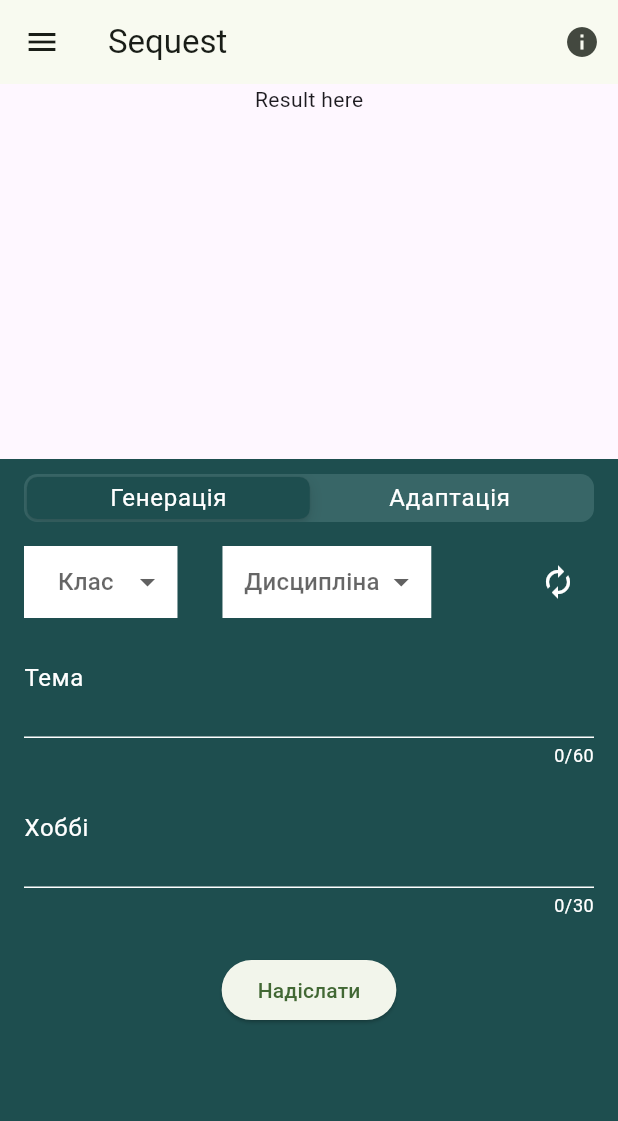
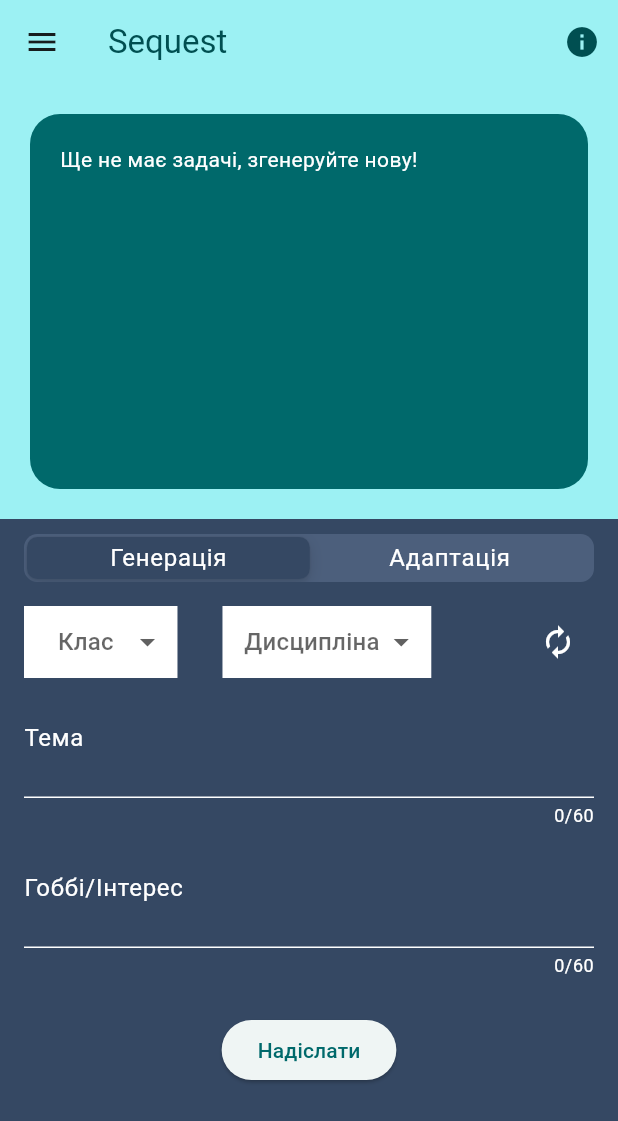
Before and after one commit to KaterinaGrabovyk/SkillUp_app, a Flutter app: the screen it shows after launch, on a phone screen of 412 x 824 dp. Shown: the top 1121 px of the screen. Run offline on Flutter 3.47's test engine with Material 3 defaults, Android fonts, the phone set to English and light mode, and no system bars; our stand-ins replace flutter_dotenv, flutter_riverpod; missing offline and left inert: groq_sdk.

Commit message:
Functional of sending prompt and getting response from groq; updated UI; added Provider to manage groq;

```diff
--- /dev/null
+++ b/lib/Providers/groq_provider.dart
@@ -0,0 +1,42 @@
+import 'package:flutter_riverpod/legacy.dart';
+import 'package:groq_sdk/groq_sdk.dart';
+import 'package:flutter_dotenv/flutter_dotenv.dart';
+
+class GroqProvider extends StateNotifier<String> {
+  GroqProvider() : super('');
+  GroqChat? _activeChat;
+  Future<void> generateProblem(
+
+    String topic,
+    String hobby,
+  ) async {
+    final prompt =
+        'Перевір наступні параметри: Тема: $topic; Інтерес/Гоббі:$hobby ;'
+        'Якщо параметри не відповідають своїм назвам, поверни ЛИШЕ наступний текст:"Задана Тема чи Гоббі є некоректними";'
+        'Інакше згенеруй унікальну задачу на вказану тему, адаптовану під гоббі, та поверни ЛИШЕ умову.';
+
+    try {
+      if (_activeChat == null) {
+        final apiKey = dotenv.get('GROQ_API_KEY');
+        final groq = Groq(apiKey);
+        if (!await groq.canUseModel(
+          GroqModels.llama33_70b_versatile,
+        )) {
+          return;
+        }
+        _activeChat = groq.startNewChat(
+          GroqModels.llama33_70b_versatile,
+        );
+      }
+      final (response, _) = await _activeChat!.sendMessage(prompt);
+      state = response.choices.first.message;
+    } catch (error) {
+      state = 'Помилка: $error';
+    }
+  }
+}
+
+final groqResponseProvider =
+    StateNotifierProvider<GroqProvider, String>(
+      (ref) => GroqProvider(),
+    );
--- a/lib/main.dart
+++ b/lib/main.dart
@@ -1,14 +1,17 @@
 import 'package:flutter/material.dart';
+import 'package:flutter_riverpod/flutter_riverpod.dart';
 import 'package:sequest_app/screens/main_screen.dart';
 import 'package:flutter/services.dart';
 import 'package:flutter_dotenv/flutter_dotenv.dart';
+
 void main() async {
   WidgetsFlutterBinding.ensureInitialized();
   SystemChrome.setPreferredOrientations([
     DeviceOrientation.portraitUp,
-  ]);
+  ]).then((fn) {
+    runApp(ProviderScope(child: const App()));
+  });
   await dotenv.load();
-  runApp(const App());
 }
 
 class App extends StatelessWidget {
@@ -20,8 +23,8 @@ class App extends StatelessWidget {
       title: 'FlutterChat',
       theme: ThemeData().copyWith(
         colorScheme: ColorScheme.fromSeed(
-          seedColor: const Color.fromARGB(255, 76, 242, 15),
-          error: Colors.redAccent,
+          seedColor: const Color.fromARGB(255, 60, 103, 104),
+          error: const Color.fromARGB(255, 251, 102, 102),
         ),
       ),
       home: MainScreen(),
--- a/lib/screens/main_screen.dart
+++ b/lib/screens/main_screen.dart
@@ -9,18 +9,36 @@ class MainScreen extends StatelessWidget {
   Widget build(BuildContext context) {
     return Scaffold(
       appBar: AppBar(
-        title: Text('Sequest'),
+        title: Text(
+          'Sequest',
+          style: TextStyle(
+            color: Theme.of(context).colorScheme.onPrimaryContainer,
+          ),
+        ),
+        backgroundColor: Theme.of(
+          context,
+        ).colorScheme.primaryContainer,
         actions: [
-          IconButton(onPressed: () {}, icon: Icon(Icons.info)),
+          IconButton(
+            onPressed: () {},
+            icon: Icon(
+              Icons.info,
+              color: Theme.of(
+                context,
+              ).colorScheme.onPrimaryContainer,
+            ),
+          ),
         ],
       ),
+      backgroundColor: Theme.of(
+        context,
+      ).colorScheme.primaryContainer,
       drawer: MainDrawer(),
       body: Center(
         child: Column(
           mainAxisSize: MainAxisSize.min,
           children: [
             Result(),
-
             Expanded(child: TaskOptions()),
           ],
         ),
--- a/lib/widgets/generation_options.dart
+++ b/lib/widgets/generation_options.dart
@@ -1,16 +1,14 @@
 import 'package:flutter/material.dart';
 import 'package:sequest_app/data/base_data.dart';
-import 'package:sequest_app/widgets/hobby_input.dart';
+import 'package:sequest_app/widgets/input_with_autocomplete.dart';
 
 class GenerationOptions extends StatefulWidget {
   const GenerationOptions({
     super.key,
-    required this.theme,
     required this.colorScheme,
     required this.onTopicChanged,
     required this.onHobbyChanged,
   });
-  final ThemeData theme;
   final ColorScheme colorScheme;
   final Function(String) onTopicChanged;
   final Function(String) onHobbyChanged;
@@ -33,7 +31,7 @@ class _GenerationOptionsState extends State<GenerationOptions> {
     (index) => index + 1,
   );
   List<String> get _schoolDisciplines {
-    if (_selectedClass == 0) return _disciplineMap['all']!;
+    if (_selectedClass.toInt() == 0) return _disciplineMap['all']!;
     if (_selectedClass <= 4) return _disciplineMap['low']!;
     if (_selectedClass <= 6) return _disciplineMap['middle']!;
     return _disciplineMap['high']!;
@@ -71,7 +69,7 @@ class _GenerationOptionsState extends State<GenerationOptions> {
         Row(
           children: [
             Container(
-              color: widget.colorScheme.onPrimary,
+              color: widget.colorScheme.onTertiary,
               child: DropdownButton(
                 hint: Text('Клас'),
                 padding: EdgeInsets.only(left: 12, right: 8),
@@ -96,7 +94,7 @@ class _GenerationOptionsState extends State<GenerationOptions> {
             ),
             SizedBox(width: 30),
             Container(
-              color: widget.colorScheme.onPrimary,
+              color: widget.colorScheme.onTertiary,
               child: DropdownButton(
                 hint: Text('Дисципліна'),
                 padding: EdgeInsets.only(left: 12, right: 8),
@@ -122,7 +120,7 @@ class _GenerationOptionsState extends State<GenerationOptions> {
             ),
             Spacer(),
             IconButton(
-              color: widget.colorScheme.onPrimary,
+              color: widget.colorScheme.onTertiary,
               onPressed: () {
                 setState(() {
                   _selectedClass = 0;
@@ -133,80 +131,17 @@ class _GenerationOptionsState extends State<GenerationOptions> {
             ),
           ],
         ),
-        Autocomplete<String>(
-          optionsBuilder: (TextEditingValue textEdVal) {
-            if (textEdVal.text == '') {
-              return Iterable.empty();
-            }
-            return _allSchoolTopics.where((String item) {
-              return item.contains(textEdVal.text.toLowerCase());
-            });
-          },
-          fieldViewBuilder:
-              (
-                context,
-                textEditingController,
-                focusNode,
-                onFieldSubmitted,
-              ) {
-                return TextFormField(
-                  controller: textEditingController,
-                  focusNode: focusNode,
-                  maxLength: 60,
-                  onSaved: (value) {
-                    widget.onTopicChanged(value!);
-                    onFieldSubmitted();
-                  },
-                  validator: (value) {
-                    if (value == null ||
-                        value == '' ||
-                        value.length < 10) {
-                      return 'Тема має бути довше 10х символів';
-                    }
-                    return null;
-                  },
-
-                  style: TextStyle(
-                    color: widget.colorScheme.onPrimary,
-                  ),
-                  cursorColor: widget.colorScheme.onPrimary,
-
-                  decoration: InputDecoration(
-                    labelText: 'Тема',
-                    suffix: IconButton(
-                      onPressed: () {
-                        textEditingController.clear();
-                        widget.onTopicChanged('');
-                      },
-                      icon: Icon(Icons.cancel),
-                      style: IconButton.styleFrom(
-                        foregroundColor: widget.colorScheme.error,
-                        padding: EdgeInsets.all(0),
-                      ),
-                    ),
-                    counterStyle: TextStyle(
-                      color: widget.colorScheme.onPrimary,
-                    ),
-                    labelStyle: TextStyle(
-                      color: widget.colorScheme.onPrimary,
-                    ),
-                    enabledBorder: UnderlineInputBorder(
-                      borderSide: BorderSide(
-                        color: widget.colorScheme.onPrimary,
-                      ),
-                    ),
-                    focusedBorder: UnderlineInputBorder(
-                      borderSide: BorderSide(
-                        color: widget.colorScheme.onPrimary,
-                      ),
-                    ),
-                  ),
-                );
-              },
+        InputWithAutocomplete(
+          inputText: 'Тема',
+          autocomleteItemsList: _allSchoolTopics,
+          onSelectedParam: widget.onTopicChanged,
+          inputColor: widget.colorScheme.onTertiary,
         ),
-        HobbyInput(
-          colorScheme: widget.colorScheme,
-          onHobbyChanged: (hobby) => widget.onHobbyChanged(hobby),
+        InputWithAutocomplete(
+          inputText: 'Гоббі/Інтерес',
+          autocomleteItemsList: baseHobbyList,
+          onSelectedParam: widget.onHobbyChanged,
+          inputColor: widget.colorScheme.onTertiary,
         ),
       ],
     );
--- a/lib/widgets/hobby_input.dart
+++ /dev/null
@@ -1,89 +0,0 @@
-import 'package:flutter/material.dart';
-import 'package:sequest_app/data/base_data.dart';
-
-class HobbyInput extends StatefulWidget {
-  const HobbyInput({
-    super.key,
-
-    required this.colorScheme,
-    required this.onHobbyChanged,
-  });
-
-  final ColorScheme colorScheme;
-  final Function(String) onHobbyChanged;
-  @override
-  State<StatefulWidget> createState() => _HobbyInputState();
-}
-
-class _HobbyInputState extends State<HobbyInput> {
-  @override
-  Widget build(BuildContext context) {
-    final theme = Theme.of(context);
-    final colorScheme = theme.colorScheme;
-    return Autocomplete<String>(
-      optionsBuilder: (TextEditingValue textEdVal) {
-        if (textEdVal.text == '') {
-          return Iterable.empty();
-        }
-        return baseHobbyList.where((String item) {
-          return item.contains(textEdVal.text.toLowerCase());
-        });
-      },
-      fieldViewBuilder:
-          (
-            context,
-            textEditingController,
-            focusNode,
-            onFieldSubmitted,
-          ) {
-            return TextFormField(
-              controller: textEditingController,
-              focusNode: focusNode,
-              validator: (value) {
-                if (value == null ||
-                    value == '' ||
-                    value.length < 3) {
-                  return 'Гоббі має бути довше 3х символів';
-                }
-                return null;
-              },
-              onSaved: (value) {
-                widget.onHobbyChanged(value!);
-
-                onFieldSubmitted();
-              },
-              maxLength: 30,
-              style: TextStyle(color: colorScheme.onPrimary),
-              cursorColor: colorScheme.onPrimary,
-              decoration: InputDecoration(
-                labelText: 'Хоббі',
-                suffix: IconButton(
-                  onPressed: () {
-                    textEditingController.clear();
-                    widget.onHobbyChanged('');
-                  },
-                  icon: Icon(Icons.cancel),
-                  style: IconButton.styleFrom(
-                    foregroundColor: colorScheme.error,
-                  ),
-                ),
-                counterStyle: TextStyle(
-                  color: colorScheme.onPrimary,
-                ),
-                labelStyle: TextStyle(color: colorScheme.onPrimary),
-                enabledBorder: UnderlineInputBorder(
-                  borderSide: BorderSide(
-                    color: colorScheme.onPrimary,
-                  ),
-                ),
-                focusedBorder: UnderlineInputBorder(
-                  borderSide: BorderSide(
-                    color: colorScheme.onPrimary,
-                  ),
-                ),
-              ),
-            );
-          },
-    );
-  }
-}
--- /dev/null
+++ b/lib/widgets/input_with_autocomplete.dart
@@ -0,0 +1,83 @@
+import 'package:flutter/material.dart';
+
+class InputWithAutocomplete extends StatelessWidget {
+  const InputWithAutocomplete({
+    super.key,
+    required this.inputText,
+    required this.autocomleteItemsList,
+    required this.onSelectedParam,
+    required this.inputColor,
+  });
+  final String inputText;
+  final List<String> autocomleteItemsList;
+  final Function(String) onSelectedParam;
+  final Color inputColor;
+  @override
+  Widget build(BuildContext context) {
+    return Autocomplete<String>(
+      optionsBuilder: (TextEditingValue textEdVal) {
+        if (textEdVal.text == '') {
+          return autocomleteItemsList;
+        }
+        return autocomleteItemsList.where((String item) {
+          return item.toLowerCase().contains(
+            textEdVal.text.toLowerCase(),
+          );
+        });
+      },
+      fieldViewBuilder:
+          (
+            context,
+            textEditingController,
+            focusNode,
+            onFieldSubmitted,
+          ) {
+            return TextFormField(
+              controller: textEditingController,
+              focusNode: focusNode,
+              maxLength: 60,
+              onSaved: (value) {
+                onSelectedParam(value!);
+                onFieldSubmitted();
+              },
+              validator: (value) {
+                if (value == null ||
+                    value == '' ||
+                    value.length < 3) {
+                  return '$inputText має бути довше 3х символів';
+                }
+                return null;
+              },
+
+              style: TextStyle(color: inputColor),
+              cursorColor: inputColor,
+
+              decoration: InputDecoration(
+                labelText: inputText,
+                suffix: IconButton(
+                  onPressed: () {
+                    textEditingController.clear();
+                    onSelectedParam('');
+                  },
+                  icon: Icon(Icons.cancel),
+                  style: IconButton.styleFrom(
+                    foregroundColor: Theme.of(
+                      context,
+                    ).colorScheme.error,
+                    padding: EdgeInsets.all(0),
+                  ),
+                ),
+                counterStyle: TextStyle(color: inputColor),
+                labelStyle: TextStyle(color: inputColor),
+                enabledBorder: UnderlineInputBorder(
+                  borderSide: BorderSide(color: inputColor),
+                ),
+                focusedBorder: UnderlineInputBorder(
+                  borderSide: BorderSide(color: inputColor),
+                ),
+              ),
+            );
+          },
+    );
+  }
+}
--- a/lib/widgets/result.dart
+++ b/lib/widgets/result.dart
@@ -1,9 +1,35 @@
 import 'package:flutter/material.dart';
+import 'package:flutter_riverpod/flutter_riverpod.dart';
+import 'package:sequest_app/Providers/groq_provider.dart';
 
-class Result extends StatelessWidget {
+class Result extends ConsumerWidget {
   const Result({super.key});
+
   @override
-  Widget build(BuildContext context) {
-    return Container(height: 250, child: Text('Result here'));
+  Widget build(BuildContext context, WidgetRef ref) {
+    String result = 'Ще не має задачі, згенеруйте нову!';
+    if (ref.watch(groqResponseProvider).isNotEmpty) {
+      result = ref.watch(groqResponseProvider);
+    }
+    return Container(
+      height: 250,
+      width: double.infinity,
+      margin: EdgeInsets.all(20),
+      padding: EdgeInsets.all(20),
+      decoration: BoxDecoration(
+        color: Theme.of(context).colorScheme.primary,
+        border: Border.symmetric(),
+        borderRadius: BorderRadius.circular(20),
+      ),
+      child: SingleChildScrollView(
+        child: Text(
+          result,
+          style: TextStyle(
+            color: Theme.of(context).colorScheme.onPrimary,
+          ),
+        ),
+      ),
+    );
   }
 }
+//ref.watch(groqResponseProvider)
--- a/lib/widgets/task_options.dart
+++ b/lib/widgets/task_options.dart
@@ -1,58 +1,31 @@
 import 'package:flutter/cupertino.dart';
 import 'package:flutter/material.dart';
-import 'package:flutter_dotenv/flutter_dotenv.dart';
+import 'package:flutter_riverpod/flutter_riverpod.dart';
+import 'package:sequest_app/Providers/groq_provider.dart';
 import 'package:sequest_app/widgets/adaptation_options.dart';
 import 'package:sequest_app/widgets/generation_options.dart';
-import 'package:groq_sdk/groq_sdk.dart';
 
-class TaskOptions extends StatefulWidget {
+class TaskOptions extends ConsumerStatefulWidget {
   const TaskOptions({super.key});
-
   @override
-  State<TaskOptions> createState() => _TaskOptionsState();
+  ConsumerState<TaskOptions> createState() => _TaskOptionsState();
 }
 
-class _TaskOptionsState extends State<TaskOptions> {
+class _TaskOptionsState extends ConsumerState<TaskOptions> {
   int _groupValue = 0;
   final _formKey = GlobalKey<FormState>();
   var _selectedTopic = '';
   var _selectedHobby = '';
-
   void _sendPrompt() async {
     final isValid = _formKey.currentState!.validate();
-
     if (!isValid) {
       return;
     }
     _formKey.currentState!.save();
-    final apiKey = dotenv.get('GROQ_API_KEY');
 
-    try {
-      final groq = Groq(apiKey);
-      if (!await groq.canUseModel(
-        GroqModels.llama33_70b_versatile,
-      )) {
-        return;
-      }
-      final chat = groq.startNewChat(
-        GroqModels.llama33_70b_versatile,
-      );
-      final (response, usage) = await chat.sendMessage(
-        'return only false',
-      );
-      print(response.choices.first.message);
-    } on GroqException catch (error) {
-      if (!mounted) return;
-      ScaffoldMessenger.of(context).clearSnackBars();
-      ScaffoldMessenger.of(context).showSnackBar(
-        SnackBar(content: Text('ERROR: ${error.error}')),
-      );
-    }
-  }
-
-  @override
-  void dispose() {
-    super.dispose();
+    ref
+        .read(groqResponseProvider.notifier)
+        .generateProblem(_selectedTopic, _selectedHobby);
   }
 
   @override
@@ -93,7 +66,6 @@ class _TaskOptionsState extends State<TaskOptions> {
                 children: [
                   _groupValue == 0
                       ? GenerationOptions(
-                          theme: theme,
                           colorScheme: colorScheme,
                           onTopicChanged: (value) {
                             _selectedTopic = value;
--- a/pubspec.yaml
+++ b/pubspec.yaml
@@ -37,6 +37,7 @@ dependencies:
   uuid: ^4.5.3
   groq_sdk: ^1.0.2
   flutter_dotenv: ^6.0.1
+  flutter_riverpod: ^3.3.1
 
 dev_dependencies:
   flutter_test:
```
Also changed, not shown: lib/widgets/adaptation_options.dart (+7 -4 lines), pubspec.lock.
